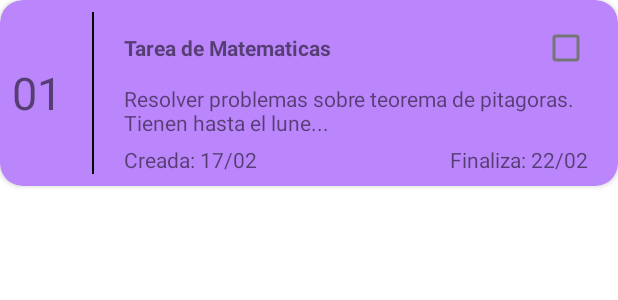
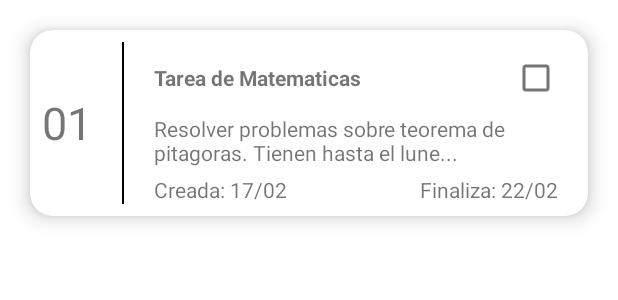
Before and after one commit to ahuamana/Smiled_MVP_Room_JAVA, an Android app: the layout cardview_actividad.xml on its own in the app's theme, with its tools: preview values and no code run, on a phone screen of 412 x 824 dp. Shown: the top 300 px of the screen. Run offline under Robolectric (Android 15) with nearby library versions, the phone set to English and light mode, and no system bars.

```diff
--- a/app/src/main/java/com/paparazziapps/mvp_smiled_java_room/interfaces/ActividadDAO.java
+++ b/app/src/main/java/com/paparazziapps/mvp_smiled_java_room/interfaces/ActividadDAO.java
@@ -2,8 +2,11 @@ package com.paparazziapps.mvp_smiled_java_room.interfaces;
 
 import androidx.room.Dao;
 import androidx.room.Insert;
+import androidx.room.Query;
 
 import com.paparazziapps.mvp_smiled_java_room.models.Actividad;
+
+import java.util.List;
 
 
 @Dao
@@ -11,4 +14,7 @@ public interface ActividadDAO {
 
     @Insert
     void createActividad(Actividad actividad);
+
+    @Query("Select * from actividades order by codigo desc")
+    List<Actividad> getallActividades();
 }
--- a/app/src/main/res/layout/activity_main.xml
+++ b/app/src/main/res/layout/activity_main.xml
@@ -17,8 +17,10 @@
             layout="@layout/toolbar"/>
 
         <androidx.recyclerview.widget.RecyclerView
+            android:id="@+id/recyclerview"
+            android:layout_marginTop="25dp"
             android:layout_width="match_parent"
-            android:layout_height="match_parent"/>
+            android:layout_height="wrap_content"/>
 
     </LinearLayout>
 
--- a/app/src/main/res/layout/cardview_actividad.xml
+++ b/app/src/main/res/layout/cardview_actividad.xml
@@ -3,8 +3,10 @@
     android:layout_width="match_parent"
     xmlns:app="http://schemas.android.com/apk/res-auto"
     app:cardCornerRadius="15dp"
-    android:backgroundTint="@color/purple_200"
-    android:elevation="4dp"
+    android:elevation="8dp"
+    app:cardElevation="8dp"
+    android:layout_margin="20dp"
+    android:layout_marginBottom="25dp"
     android:layout_height="wrap_content">
 
     <LinearLayout
@@ -20,6 +22,7 @@
             android:orientation="vertical">
 
             <com.google.android.material.textview.MaterialTextView
+                android:id="@+id/activity_number"
                 android:layout_width="wrap_content"
                 android:text="01"
                 android:gravity="center_vertical"
```
Also changed, not shown: app/src/main/java/com/paparazziapps/mvp_smiled_java_room/MainActivity.java (+47 -0 lines), app/src/main/java/com/paparazziapps/mvp_smiled_java_room/adapters/ActividadesAdapter.java (added, +69 -0 lines).
